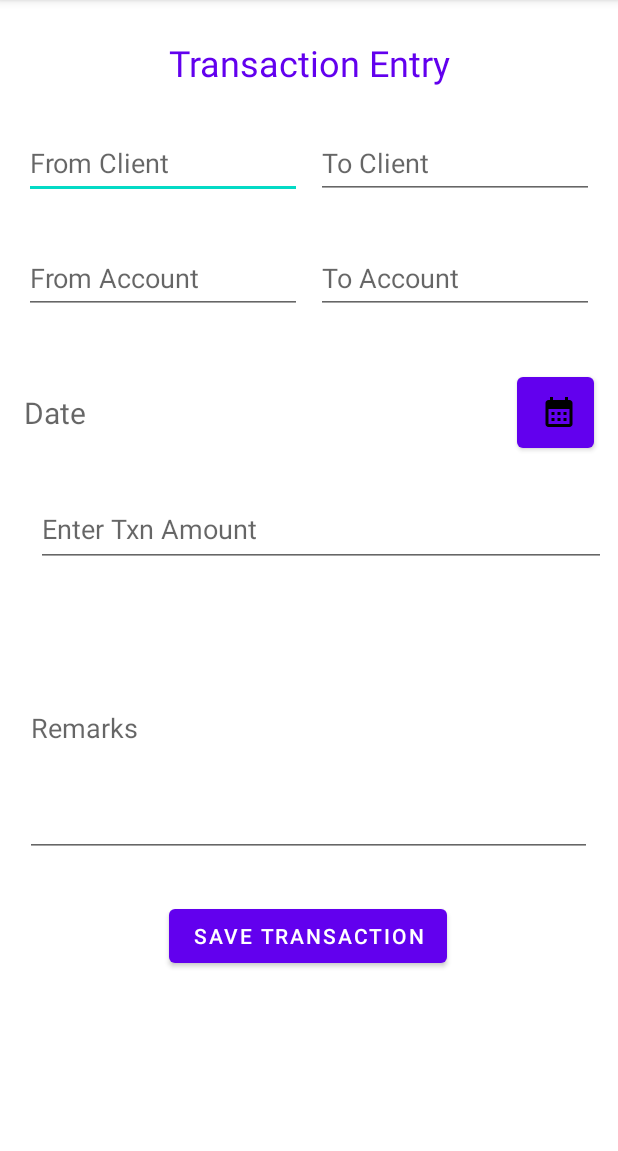
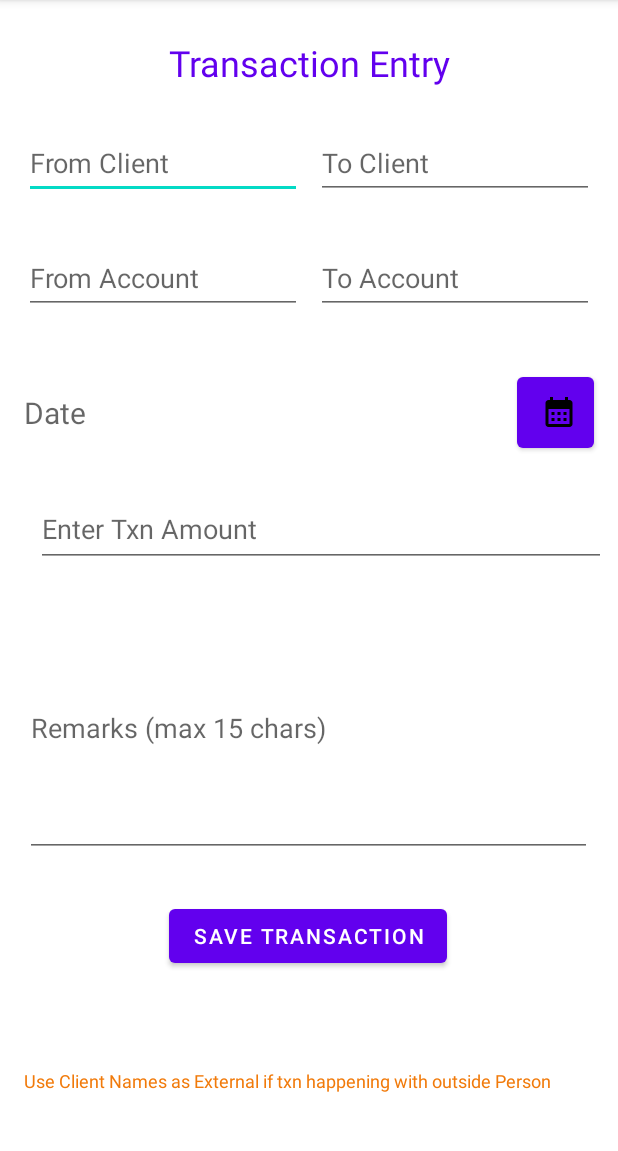
Before and after one commit to krishna143010/AndroidProject, an Android app: the fragment TransactionFragment shown on its own in the app's theme, on a phone screen of 412 x 824 dp, the part 84-1235 px from its top. Run offline under Robolectric (Android 15) with nearby library versions, the light colour scheme and no system bars.

Commit message:
Before comments

```diff
--- a/app/src/main/java/com/example/myapplication/AddAccountFragment.kt
+++ b/app/src/main/java/com/example/myapplication/AddAccountFragment.kt
@@ -88,7 +88,7 @@ class AddAccountFragment : Fragment() {
                     Snackbar.make(it,"Account \""+accountNameEditTextView.text.toString()+"\" add Success",
                         Snackbar.LENGTH_LONG).show()
                 }else{
-                    Snackbar.make(it,"Account \""+accountNameEditTextView.text.toString()+"\" add Failed",
+                    Snackbar.make(it,"Account \""+accountNameEditTextView.text.toString()+"\" already Exists",
                         Snackbar.LENGTH_LONG).show()
                 }
             }
--- a/app/src/main/java/com/example/myapplication/AddClientFragment.kt
+++ b/app/src/main/java/com/example/myapplication/AddClientFragment.kt
@@ -43,7 +43,7 @@ class AddClientFragment : Fragment() {
                     Snackbar.make(it,"Client \""+clientNameEntered.text.toString()+"\" add Success",
                         Snackbar.LENGTH_LONG).show()
                 }else{
-                    Snackbar.make(it,"Client \""+clientNameEntered.text.toString()+"\" add Failed",
+                    Snackbar.make(it,"Client \""+clientNameEntered.text.toString()+"\" already Exists",
                         Snackbar.LENGTH_LONG).show()
                 }
             }
--- a/app/src/main/java/com/example/myapplication/AddFundManagerFragment.kt
+++ b/app/src/main/java/com/example/myapplication/AddFundManagerFragment.kt
@@ -49,10 +49,13 @@ class AddFundManagerFragment : Fragment() {
                 println("iF Loop Should not be empy from Println")
                 val myDBHelper=DBAccessClass(this.requireContext())
                 val insertStatus:Long=myDBHelper.insertFundManager(fmNameEntered.text.toString(),emailEntered.text.toString(),phoneEntered.text.toString(),true,false)
+
                 if(insertStatus>0){
+                    println("FM ID of it is $insertStatus")
+                    val insertClientStatus:Long=myDBHelper.insertClients("External",true,false,insertStatus.toInt())
                     Snackbar.make(it,"Fund Manage \""+fmNameEntered.text.toString()+"\" add Success",Snackbar.LENGTH_LONG).show()
                 }else{
-                    Snackbar.make(it,"Fund Manage \""+fmNameEntered.text.toString()+"\" add Failed",Snackbar.LENGTH_LONG).show()
+                    Snackbar.make(it,"Fund Manage \""+fmNameEntered.text.toString()+"\" already exists",Snackbar.LENGTH_LONG).show()
                 }
             }
         }
--- a/app/src/main/java/com/example/myapplication/DBAccessClass.kt
+++ b/app/src/main/java/com/example/myapplication/DBAccessClass.kt
@@ -45,7 +45,8 @@ class DBAccessClass(context: Context): SQLiteOpenHelper(context,"FundManagerDB",
         myDB!!.execSQL("drop table if exists Accounts")
         myDB!!.execSQL("drop table if exists TransactionsTable")
     }
-    fun insertFundManager (fmName:String?,email:String?,mobileNumber:String?, activeStatus: Boolean?, deleteStatus: Boolean?): Long{
+    @SuppressLint("Range")
+    fun insertFundManager (fmName:String?, email:String?, mobileNumber:String?, activeStatus: Boolean?, deleteStatus: Boolean?): Long {
         println("Data Inserted into the table")
         val myDB = this.writableDatabase //referencing   with writable access.
         val contentValues = ContentValues () //values fOr    inserting into database
--- a/app/src/main/java/com/example/myapplication/TransactionFragment.kt
+++ b/app/src/main/java/com/example/myapplication/TransactionFragment.kt
@@ -168,8 +168,6 @@ class TransactionFragment : Fragment() {
             return null
         }
 
-
-
         subTxn.setOnClickListener(){
             fromClientId=findIdFromName(clientsList,fromClient.text.toString())
             toClientId=findIdFromName(clientsList,toClient.text.toString())
@@ -190,7 +188,7 @@ class TransactionFragment : Fragment() {
                 txnAmount.setError("Amount invalid")
             }else if(!Regex("[A-Za-z\\d]|[A-Za-z\\d][A-Z .a-z\\d]*[A-Za-z0-9.\\d]").matches(remarks.text.toString())){
                 //println("Else Loop Should not be empy from Println")
-                remarks.setError("Only A-Za-z 0-9. allowed")
+                remarks.setError("Only A-Za-z 0-9. allowed and max 15 chars")
             }else{
                 println("iF Loop Should not be empy from Println")
                 val myDBHelper=DBAccessClass(this.requireContext())
--- a/app/src/main/res/layout/fragment_transaction.xml
+++ b/app/src/main/res/layout/fragment_transaction.xml
@@ -111,7 +111,7 @@
         android:layout_width="378dp"
         android:layout_height="172dp"
         android:ems="10"
-        android:hint="Remarks"
+        android:hint="Remarks (max 15 chars)"
         android:inputType="textPersonName"
         android:textAlignment="textStart"
         app:layout_constraintBottom_toBottomOf="parent"
@@ -119,7 +119,8 @@
         app:layout_constraintLeft_toLeftOf="parent"
         app:layout_constraintRight_toRightOf="parent"
         app:layout_constraintTop_toTopOf="parent"
-        app:layout_constraintVertical_bias="0.67" />
+        app:layout_constraintVertical_bias="0.67"
+        android:maxLength="15"/>
 
     <EditText
         android:id="@+id/txnAmount"
@@ -148,5 +149,20 @@
         app:layout_constraintTop_toTopOf="parent"
         app:layout_constraintVertical_bias="0.833" />
 
+    <TextView
+        android:id="@+id/spinnerError"
+        android:layout_width="match_parent"
+        android:layout_height="wrap_content"
+        android:paddingStart="16dp"
+        android:text="Use Client Names as External if txn happening with outside Person"
+        android:textSize="12dp"
+        android:textColor="?android:attr/colorMultiSelectHighlight"
+        app:layout_constraintBottom_toBottomOf="parent"
+        app:layout_constraintHorizontal_bias="0.0"
+        app:layout_constraintLeft_toLeftOf="parent"
+        app:layout_constraintRight_toRightOf="parent"
+        app:layout_constraintTop_toTopOf="parent"
+        app:layout_constraintVertical_bias="0.948"></TextView>
+
 
 </androidx.constraintlayout.widget.ConstraintLayout>
```
Also changed, not shown: app/src/main/res/layout/fragment_add_client.xml (+11 -0 lines).
